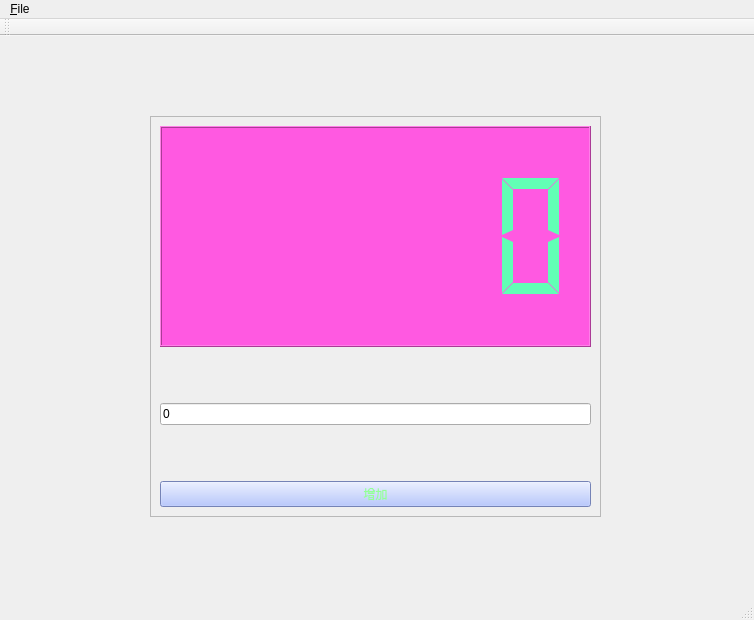
Before: the Qt Designer form ui/win.ui in xiaohuihuitop/pyqt5, drawn with Qt 5.
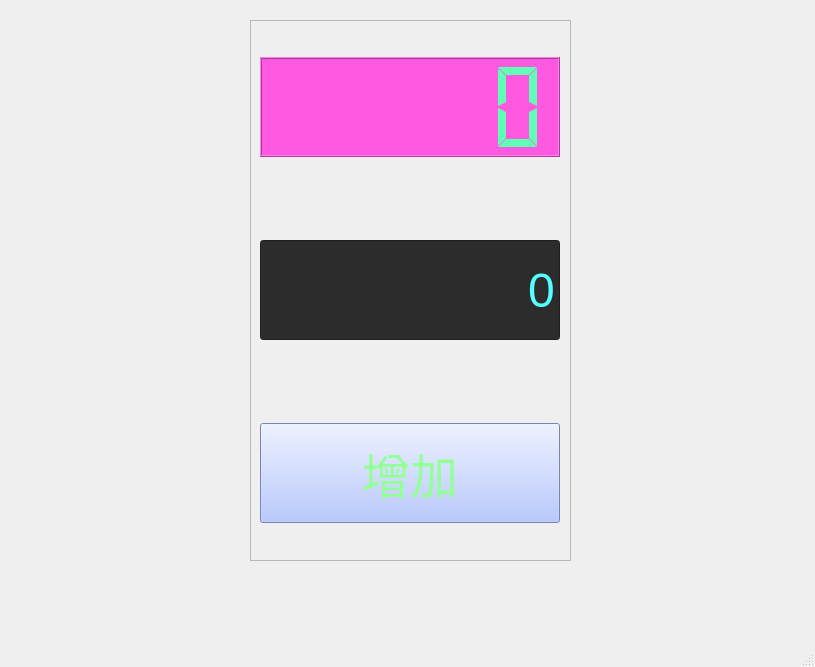
After: the same form once the commit is applied.

What changed in the file:
```diff
--- a/ui/win.ui
+++ b/ui/win.ui
@@ -6,8 +6,8 @@
    <rect>
     <x>0</x>
     <y>0</y>
-    <width>754</width>
-    <height>620</height>
+    <width>815</width>
+    <height>667</height>
    </rect>
   </property>
   <property name="windowTitle">
@@ -17,10 +17,10 @@
    <widget class="QFrame" name="frame">
     <property name="geometry">
      <rect>
-      <x>150</x>
-      <y>80</y>
-      <width>451</width>
-      <height>401</height>
+      <x>250</x>
+      <y>20</y>
+      <width>321</width>
+      <height>541</height>
      </rect>
     </property>
     <property name="frameShape">
@@ -32,6 +32,18 @@
     <layout class="QVBoxLayout" name="verticalLayout">
      <item>
       <widget class="QLCDNumber" name="lcdNumber">
+       <property name="sizePolicy">
+        <sizepolicy hsizetype="Fixed" vsizetype="Fixed">
+         <horstretch>0</horstretch>
+         <verstretch>0</verstretch>
+        </sizepolicy>
+       </property>
+       <property name="minimumSize">
+        <size>
+         <width>300</width>
+         <height>100</height>
+        </size>
+       </property>
        <property name="layoutDirection">
         <enum>Qt::LeftToRight</enum>
        </property>
@@ -74,6 +86,45 @@
      </item>
      <item>
       <widget class="QLineEdit" name="lineEdit">
+       <property name="sizePolicy">
+        <sizepolicy hsizetype="Fixed" vsizetype="Fixed">
+         <horstretch>0</horstretch>
+         <verstretch>0</verstretch>
+        </sizepolicy>
+       </property>
+       <property name="minimumSize">
+        <size>
+         <width>300</width>
+         <height>100</height>
+        </size>
+       </property>
+       <property name="maximumSize">
+        <size>
+         <width>300</width>
+         <height>100</height>
+        </size>
+       </property>
+       <property name="sizeIncrement">
+        <size>
+         <width>0</width>
+         <height>0</height>
+        </size>
+       </property>
+       <property name="font">
+        <font>
+         <pointsize>36</pointsize>
+        </font>
+       </property>
+       <property name="layoutDirection">
+        <enum>Qt::LeftToRight</enum>
+       </property>
+       <property name="styleSheet">
+        <string notr="true">color: rgb(85, 255, 255);
+background-color: rgb(44, 44, 44);</string>
+       </property>
+       <property name="inputMask">
+        <string/>
+       </property>
        <property name="text">
         <string>0</string>
        </property>
@@ -83,6 +134,12 @@
        <property name="frame">
         <bool>true</bool>
        </property>
+       <property name="cursorPosition">
+        <number>1</number>
+       </property>
+       <property name="alignment">
+        <set>Qt::AlignRight|Qt::AlignTrailing|Qt::AlignVCenter</set>
+       </property>
       </widget>
      </item>
      <item>
@@ -106,6 +163,35 @@
        <property name="enabled">
         <bool>true</bool>
        </property>
+       <property name="sizePolicy">
+        <sizepolicy hsizetype="Fixed" vsizetype="Fixed">
+         <horstretch>0</horstretch>
+         <verstretch>0</verstretch>
+        </sizepolicy>
+       </property>
+       <property name="minimumSize">
+        <size>
+         <width>300</width>
+         <height>100</height>
+        </size>
+       </property>
+       <property name="maximumSize">
+        <size>
+         <width>300</width>
+         <height>100</height>
+        </size>
+       </property>
+       <property name="sizeIncrement">
+        <size>
+         <width>100</width>
+         <height>200</height>
+        </size>
+       </property>
+       <property name="font">
+        <font>
+         <pointsize>36</pointsize>
+        </font>
+       </property>
        <property name="styleSheet">
         <string notr="true">color: rgb(147, 255, 151);
 background-color: rgb(164, 184, 255);</string>
@@ -132,55 +218,12 @@
     <rect>
      <x>0</x>
      <y>0</y>
-     <width>754</width>
+     <width>815</width>
      <height>26</height>
     </rect>
    </property>
-   <widget class="QMenu" name="menu_File">
-    <property name="title">
-     <string>&amp;File</string>
-    </property>
-    <addaction name="action_Open"/>
-    <addaction name="action_Save"/>
-   </widget>
-   <addaction name="menu_File"/>
   </widget>
   <widget class="QStatusBar" name="statusbar"/>
-  <widget class="QToolBar" name="toolBar">
-   <property name="windowTitle">
-    <string>toolBar</string>
-   </property>
-   <property name="iconSize">
-    <size>
-     <width>30</width>
-     <height>30</height>
-    </size>
-   </property>
-   <property name="toolButtonStyle">
-    <enum>Qt::ToolButtonIconOnly</enum>
-   </property>
-   <attribute name="toolBarArea">
-    <enum>TopToolBarArea</enum>
-   </attribute>
-   <attribute name="toolBarBreak">
-    <bool>false</bool>
-   </attribute>
-  </widget>
-  <action name="actionOpen">
-   <property name="text">
-    <string>Open</string>
-   </property>
-  </action>
-  <action name="action_Open">
-   <property name="text">
-    <string>&amp;Open</string>
-   </property>
-  </action>
-  <action name="action_Save">
-   <property name="text">
-    <string>&amp;Save</string>
-   </property>
-  </action>
  </widget>
  <resources/>
  <connections>
```
Left out of the diff: 8 changed lines with no effect on the pictures.
